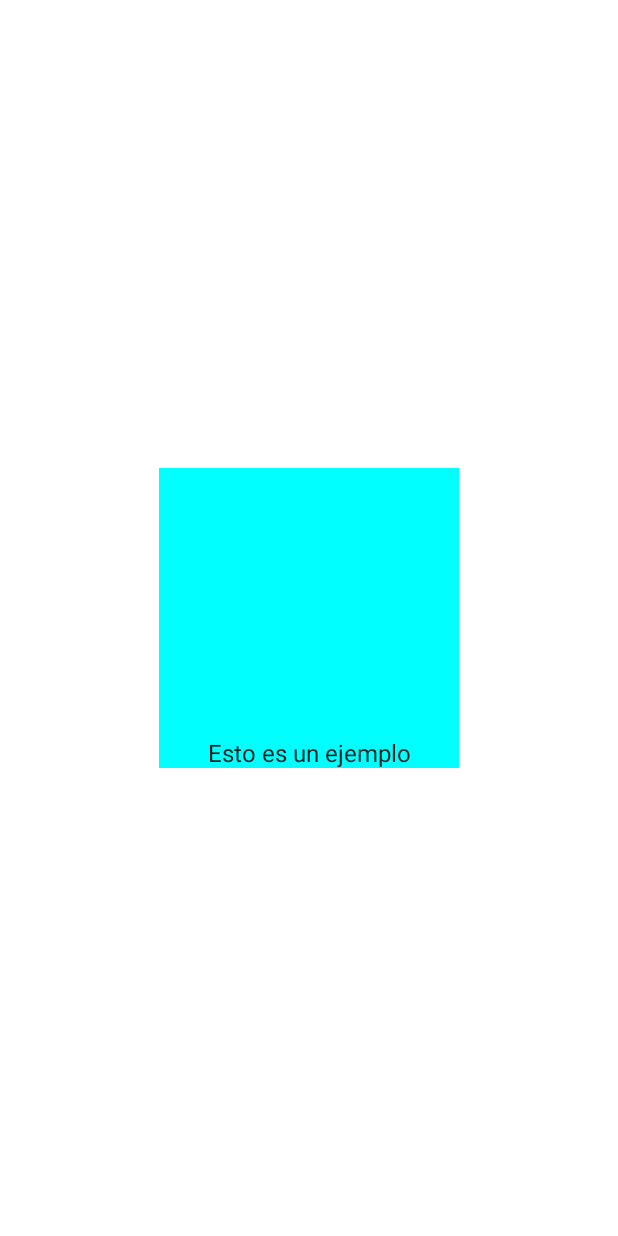
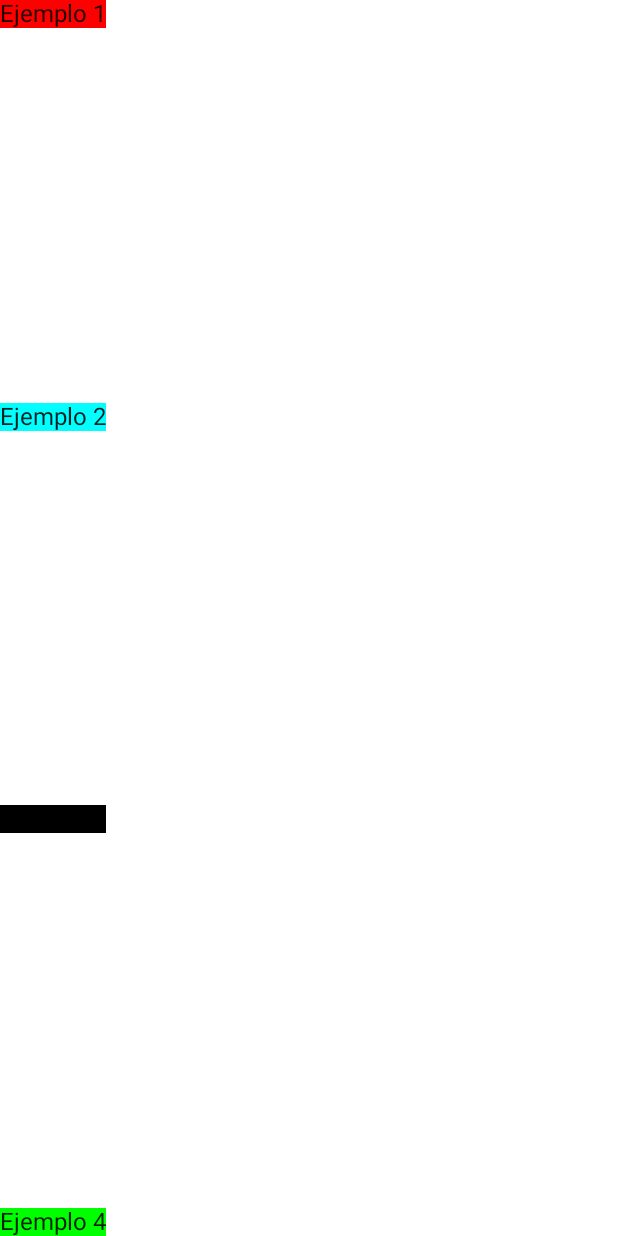
Before and after one commit to Drubico/curso-kotlin, an Android app built with Jetpack Compose: the @Preview function DefaultPreview, on a phone screen of 412 x 824 dp. Run offline under Robolectric (Android 15) with nearby library versions, the phone set to English and light mode, and no system bars.

Commit message:
Agregando columnas

```diff
--- a/JetpackComposeCatalogo/app/src/main/java/com/example/jetpackcomposecatalogo/MainActivity.kt
+++ b/JetpackComposeCatalogo/app/src/main/java/com/example/jetpackcomposecatalogo/MainActivity.kt
@@ -4,10 +4,7 @@ import android.os.Bundle
 import androidx.activity.ComponentActivity
 import androidx.activity.compose.setContent
 import androidx.compose.foundation.background
-import androidx.compose.foundation.layout.Box
-import androidx.compose.foundation.layout.fillMaxSize
-import androidx.compose.foundation.layout.height
-import androidx.compose.foundation.layout.width
+import androidx.compose.foundation.layout.*
 import androidx.compose.foundation.rememberScrollState
 import androidx.compose.foundation.verticalScroll
 import androidx.compose.material.MaterialTheme
@@ -28,8 +25,7 @@ class MainActivity : ComponentActivity() {
             JetpackComposeCatalogoTheme {
                 // A surface container using the 'background' color from the theme
                 Surface(
-                    modifier = Modifier.fillMaxSize(),
-                    color = MaterialTheme.colors.background
+                    modifier = Modifier.fillMaxSize(), color = MaterialTheme.colors.background
                 ) {
                     MyBox()
                 }
@@ -37,6 +33,22 @@ class MainActivity : ComponentActivity() {
         }
     }
 }
+
+@Composable
+fun MyColumn() {
+    Column(
+        Modifier
+            .fillMaxSize()
+            .verticalScroll(rememberScrollState()),
+        verticalArrangement = Arrangement.SpaceBetween
+    ) {
+        Text(text = "Ejemplo 1", modifier = Modifier.background(Color.Red))
+        Text(text = "Ejemplo 2", modifier = Modifier.background(Color.Cyan))
+        Text(text = "Ejemplo 3", modifier = Modifier.background(Color.Black))
+        Text(text = "Ejemplo 4", modifier = Modifier.background(Color.Green))
+    }
+}
+
 
 // * Modifier.fillMaxSize() -> Toda la pantalla
 // * contentAlignment = Alignment.Center -> Las cosas al centro
@@ -60,6 +72,7 @@ fun MyBox() {
 @Composable
 fun DefaultPreview() {
     JetpackComposeCatalogoTheme {
-        MyBox()
+        // MyBox()
+        MyColumn()
     }
 }
```
